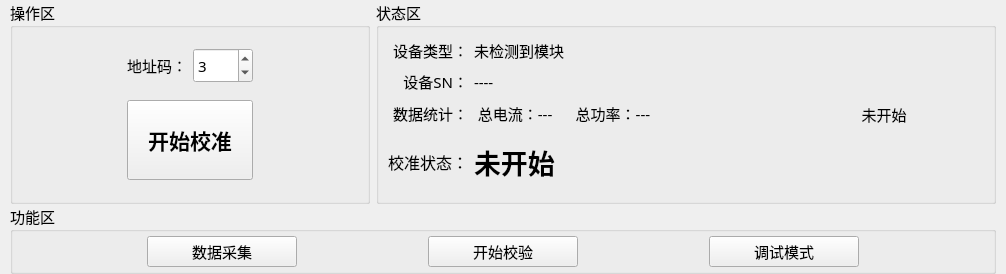
Qt form PDU-CalibrateTool/home/home_workwid.ui (ChinaClever/PDU-CalibrateTool) before a commit.
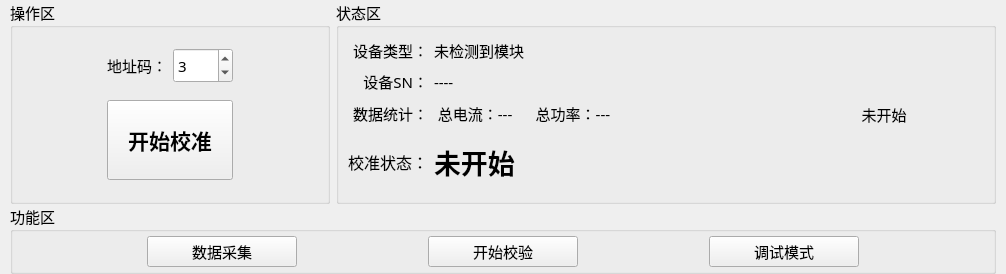
The same form after that commit.

What changed in the file:
```diff
--- a/PDU-CalibrateTool/home/home_workwid.ui
+++ b/PDU-CalibrateTool/home/home_workwid.ui
@@ -42,7 +42,7 @@
     <widget class="QGroupBox" name="groupBox">
      <property name="maximumSize">
       <size>
-       <width>360</width>
+       <width>320</width>
        <height>16777215</height>
       </size>
      </property>
```
